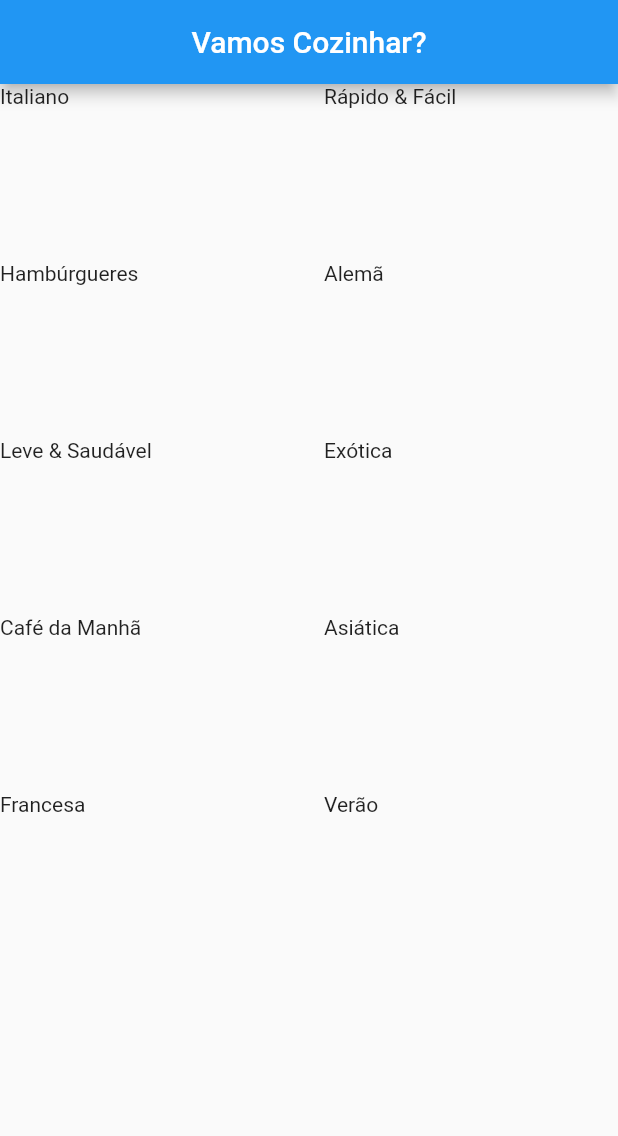
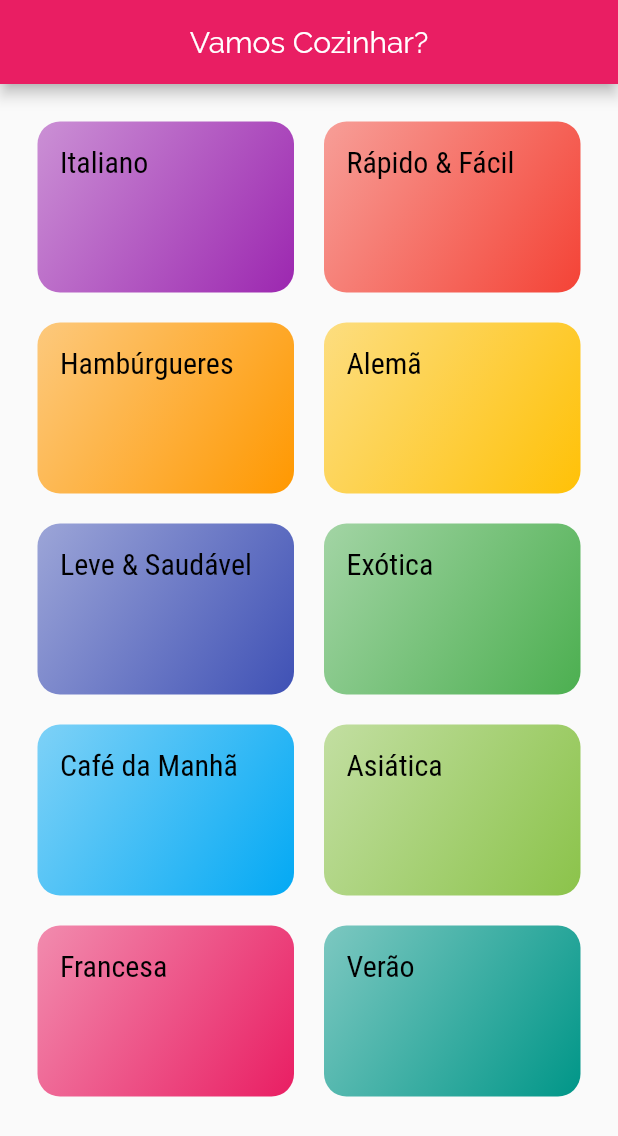
Before and after one commit to brunodeev/meals_app, a Flutter app: the screen it shows after launch, on a phone screen of 412 x 824 dp. Shown: the top 1136 px of the screen. Run offline on Flutter 3.47's test engine with Material 2 defaults, Android fonts, the phone set to English and light mode, and no system bars.

Commit message:
adicionando o tema da aplicação

```diff
--- a/lib/components/category_item.dart
+++ b/lib/components/category_item.dart
@@ -9,7 +9,22 @@ class CategoryItem extends StatelessWidget {
   @override
   Widget build(BuildContext context) {
     return Container(
-      child: Text(category.title),
+      padding: const EdgeInsets.all(15),
+      decoration: BoxDecoration(
+        borderRadius: BorderRadius.circular(15),
+        gradient: LinearGradient(
+          colors: [
+            category.color.withOpacity(0.5),
+            category.color,
+          ],
+          begin: Alignment.topLeft,
+          end: Alignment.bottomRight,
+        ),
+      ),
+      child: Text(
+        category.title,
+        style: Theme.of(context).textTheme.headline5,
+      ),
     );
   }
 }
--- a/lib/data/dummy_data.dart
+++ b/lib/data/dummy_data.dart
@@ -1,3 +1,5 @@
+// ignore_for_file: constant_identifier_names
+
 import 'package:flutter/material.dart';
 
 import '../models/category.dart';
--- a/lib/main.dart
+++ b/lib/main.dart
@@ -9,10 +9,25 @@ class MyApp extends StatelessWidget {
 
   @override
   Widget build(BuildContext context) {
+    final ThemeData theme = ThemeData();
+
     return MaterialApp(
       title: 'DeliMeals',
-      theme: ThemeData(
-        primarySwatch: Colors.blue,
+      theme: theme.copyWith(
+        colorScheme: theme.colorScheme.copyWith(
+          primary: Colors.pink,
+          secondary: Colors.amber,
+        ),
+        textTheme: theme.textTheme.copyWith(
+          headline6: const TextStyle(
+            fontFamily: 'Raleway',
+          ),
+          headline5: const TextStyle(
+            fontFamily: 'RobotoCondensed',
+            fontSize: 20,
+            color: Colors.black,
+          ),
+        ),
       ),
       home: const CategoriesScreen(),
     );
--- a/lib/screens/categories_screen.dart
+++ b/lib/screens/categories_screen.dart
@@ -13,14 +13,15 @@ class CategoriesScreen extends StatelessWidget {
         title: const Text('Vamos Cozinhar?'),
       ),
       body: GridView(
+        padding: const EdgeInsets.all(25),
         gridDelegate: const SliverGridDelegateWithMaxCrossAxisExtent(
           maxCrossAxisExtent: 200,
-          childAspectRatio: 2 / 1,
+          childAspectRatio: 3 / 2,
           crossAxisSpacing: 20,
           mainAxisSpacing: 20,
         ),
-        children: DUMMY_DATA.map((cat) {
-          return CategoryItem(cat);
+        children: DUMMY_DATA.map((category) {
+          return CategoryItem(category);
         }).toList(),
       ),
     );
```
Also changed, not shown: pubspec.yaml (+17 -11 lines), assets/fonts/Raleway-Black.ttf (added), assets/fonts/Raleway-Bold.ttf (added), assets/fonts/Raleway-Regular.ttf (added), assets/fonts/RobotoCondensed-Bold.ttf (added), assets/fonts/RobotoCondensed-Italic.ttf (added), assets/fonts/RobotoCondensed-Light.ttf (added), assets/fonts/RobotoCondensed-Regular.ttf (added).
